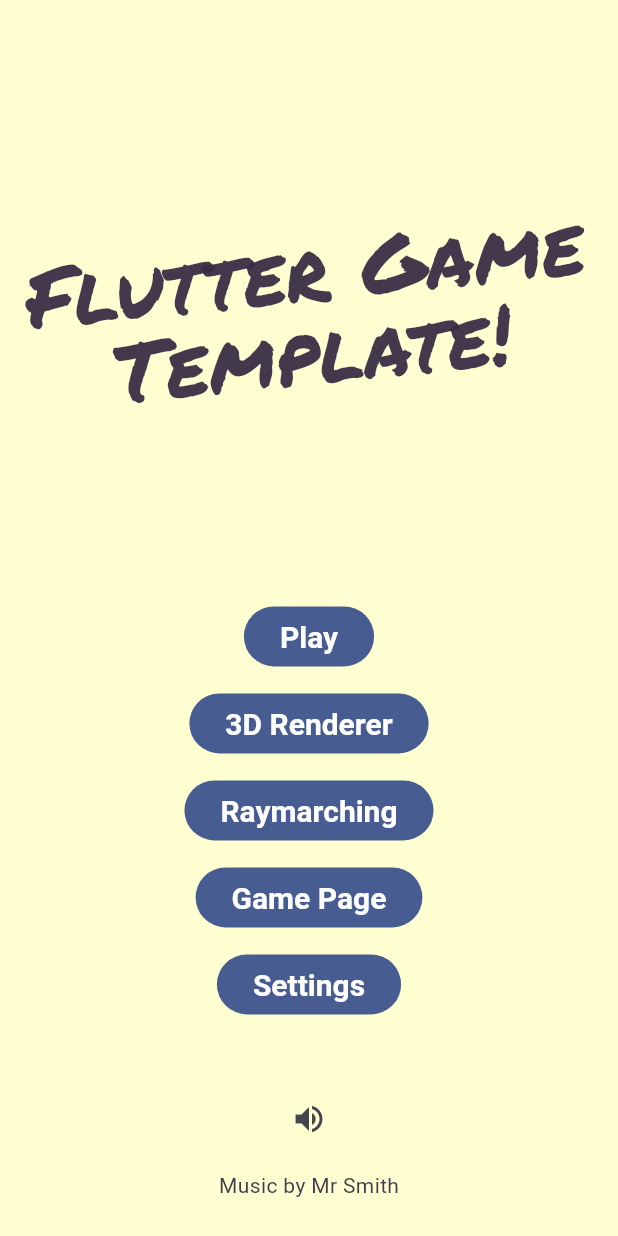
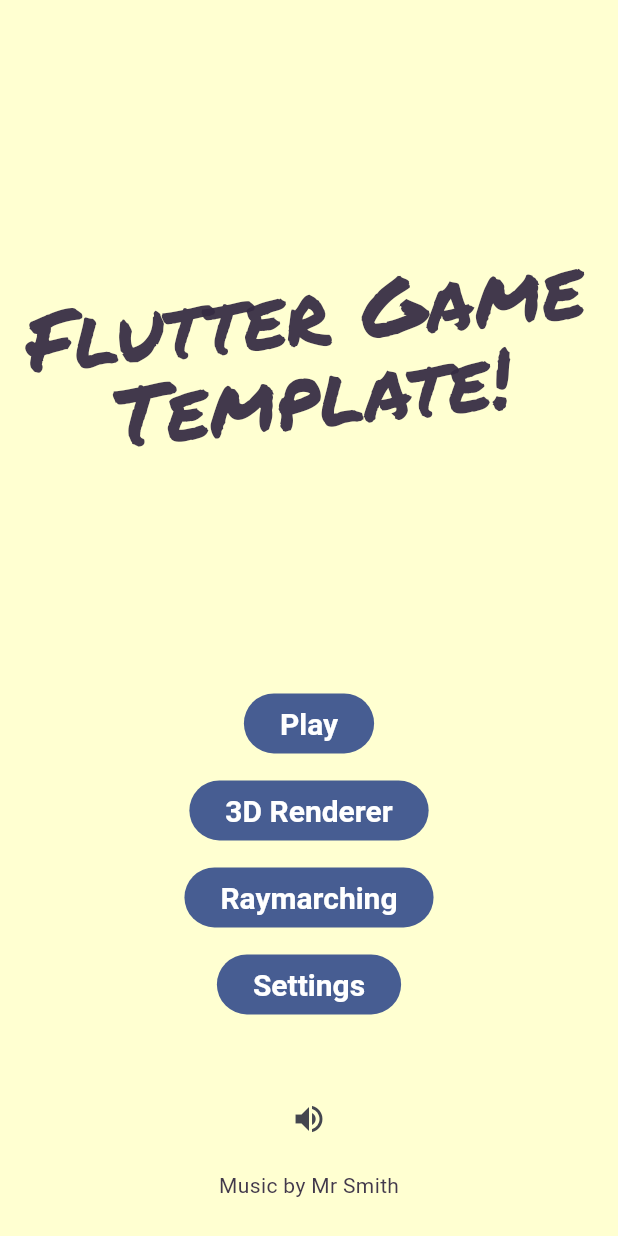
Before and after one commit to tbuczkowski/hackerspace-game-jam-2024, a Flutter app: the screen it shows after launch, on a phone screen of 412 x 824 dp. Run offline on Flutter 3.47's test engine with Material 3 defaults, Android fonts, the phone set to English and light mode, and no system bars; our stand-ins replace audioplayers, go_router, shared_preferences; missing offline and left inert: flame, flutter_shaders; project files that could hold a hidden picture were left out.

Commit message:
Remove unused button

```diff
--- a/lib/main_menu/main_menu_screen.dart
+++ b/lib/main_menu/main_menu_screen.dart
@@ -45,7 +45,7 @@ class MainMenuScreen extends StatelessWidget {
             MyButton(
               onPressed: () {
                 audioController.playSfx(SfxType.buttonTap);
-                GoRouter.of(context).go('/play');
+                GoRouter.of(context).go('/game_page');
               },
               child: const Text('Play'),
             ),
@@ -62,13 +62,6 @@ class MainMenuScreen extends StatelessWidget {
                 GoRouter.of(context).go('/raymarching');
               },
               child: const Text('Raymarching'),
-            ),
-            _gap,
-            MyButton(
-              onPressed: () {
-                GoRouter.of(context).go('/game_page');
-              },
-              child: const Text('Game Page'),
             ),
             _gap,
             MyButton(
```
